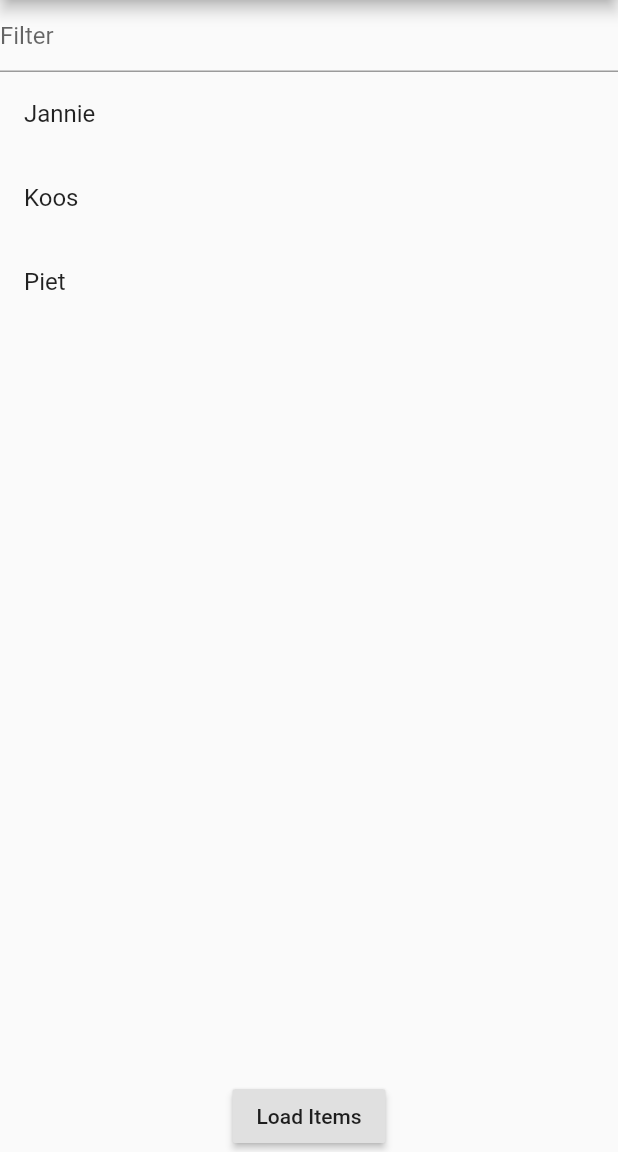
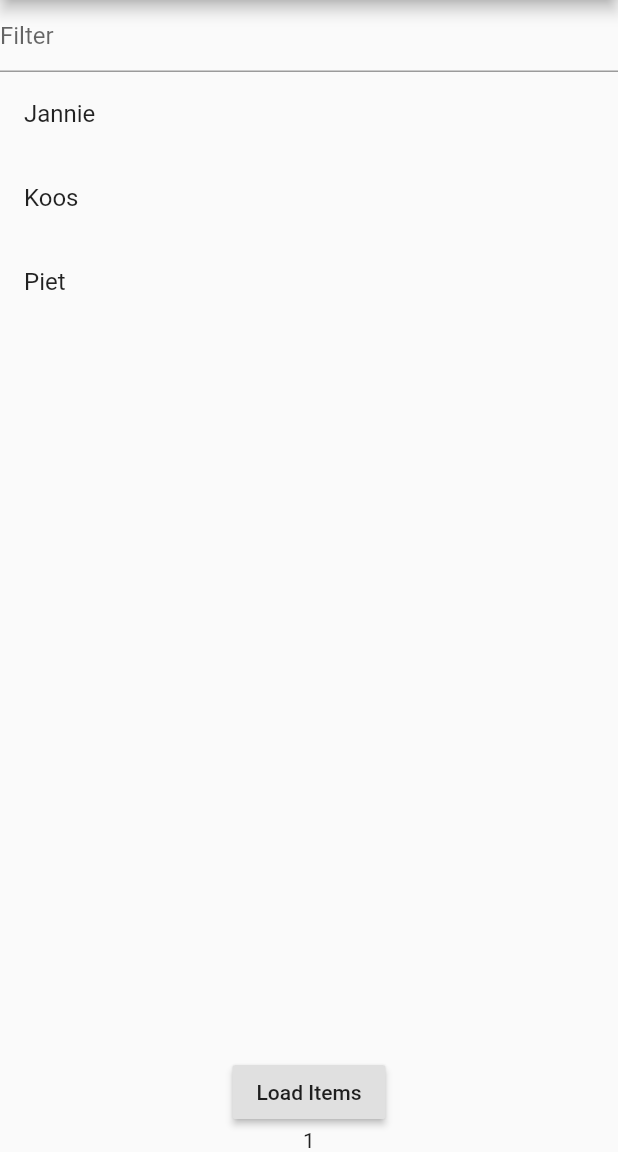
Before and after one commit to V1rus999/NewsApiFlutter, a Flutter app: the screen it shows after launch, after a tap on "Load Items", on a phone screen of 412 x 824 dp, the part 84-1236 px from its top. Run offline on Flutter 3.47's test engine with Material 2 defaults, Android fonts, the phone set to English and light mode, and no system bars; our stand-ins replace flutter_redux, redux.

Commit message:
master - added a counter widget to play around with some functionality. Started looking at using MVVM rather than redux.

```diff
--- a/news_api_flutter/lib/redux/list_reducer.dart
+++ b/news_api_flutter/lib/redux/list_reducer.dart
@@ -3,7 +3,11 @@ import 'package:news_api_flutter/redux/list_actions.dart';
 import 'package:news_api_flutter/data/news_item_model.dart';
 
 ListState listReducer(ListState state, action) {
-  return ListState(items: listItemReducer(state.items, action));
+  var items = listItemReducer(state.items, action);
+  var clicks =  itemClicksReducer(state.clicks, action);
+  return ListState(
+      items: items,
+      clicks: clicks);
 }
 
 List<NewsItem> listItemReducer(List<NewsItem> items, action) {
@@ -18,3 +22,11 @@ List<NewsItem> listItemReducer(List<NewsItem> items, action) {
   }
   return items;
 }
+
+int itemClicksReducer(int count, action) {
+  if (action is GotListDataAction) {
+    return ++count;
+  } else {
+    return count;
+  }
+}
--- a/news_api_flutter/lib/redux/list_state.dart
+++ b/news_api_flutter/lib/redux/list_state.dart
@@ -3,12 +3,15 @@ import 'package:news_api_flutter/data/news_item_model.dart';
 
 class ListState {
   final List<NewsItem> items;
+  final int clicks;
 
-  ListState({@required this.items});
+  ListState({@required this.items, this.clicks});
 
-  ListState copyWith({List<NewsItem> items}) {
-    return ListState(items: items ?? this.items);
+  ListState copyWith({List<NewsItem> items, int clicks}) {
+    return ListState(items: items ?? this.items, clicks: clicks ?? this.clicks);
   }
 
-  ListState.initialState() : items = List.unmodifiable([]);
+  ListState.initialState()
+      : items = List.unmodifiable([]),
+        clicks = 0;
 }
--- a/news_api_flutter/lib/redux/list_viewmodel.dart
+++ b/news_api_flutter/lib/redux/list_viewmodel.dart
@@ -9,9 +9,10 @@ class NewsListViewModel {
   final Function() onLoadComplete;
   final Function(String) onFilterByTag;
   final Function(List<NewsItem> items) onGotData;
+  final int loadsClicked;
 
-  NewsListViewModel(
-      this.items, this.onLoadComplete, this.onFilterByTag, this.onGotData);
+  NewsListViewModel(this.items, this.onLoadComplete, this.onFilterByTag,
+      this.onGotData, this.loadsClicked);
 
   factory NewsListViewModel.create(Store<ListState> store) {
     _onLoadComplete() {
@@ -26,7 +27,7 @@ class NewsListViewModel {
       store.dispatch(GotListDataAction(items));
     }
 
-    return NewsListViewModel(
-        store.state.items, _onLoadComplete, _filterByTag, _gotData);
+    return NewsListViewModel(store.state.items, _onLoadComplete, _filterByTag,
+        _gotData, store.state.clicks);
   }
 }
--- /dev/null
+++ b/news_api_flutter/lib/ui/dynamic_text_widget.dart
@@ -0,0 +1,20 @@
+import 'package:flutter/material.dart';
+import 'package:news_api_flutter/redux/list_viewmodel.dart';
+
+class DynamicTextWidget extends StatefulWidget {
+  final NewsListViewModel model;
+
+  DynamicTextWidget(this.model);
+
+  @override
+  State<StatefulWidget> createState() {
+    return DynamicTextState();
+  }
+}
+
+class DynamicTextState extends State<DynamicTextWidget> {
+  @override
+  Widget build(BuildContext context) {
+    return Text(widget.model.loadsClicked.toString());
+  }
+}
--- a/news_api_flutter/lib/ui/filter_items_widget.dart
+++ b/news_api_flutter/lib/ui/filter_items_widget.dart
@@ -1,6 +1,5 @@
 import 'package:flutter/material.dart';
 import 'package:news_api_flutter/redux/list_viewmodel.dart';
-import 'package:news_api_flutter/ui/news_list_page.dart';
 
 class FilterItemsWidget extends StatefulWidget {
   final NewsListViewModel model;
--- a/news_api_flutter/lib/ui/news_list_page.dart
+++ b/news_api_flutter/lib/ui/news_list_page.dart
@@ -2,12 +2,10 @@ import 'package:flutter/material.dart';
 import 'package:flutter_redux/flutter_redux.dart';
 import 'package:news_api_flutter/redux/list_state.dart';
 import 'package:news_api_flutter/redux/list_viewmodel.dart';
+import 'package:news_api_flutter/ui/dynamic_text_widget.dart';
 import 'package:news_api_flutter/ui/filter_items_widget.dart';
 import 'package:news_api_flutter/ui/item_list_widget.dart';
 import 'package:news_api_flutter/ui/load_items_widget.dart';
-import 'package:news_api_flutter/data/news_item_model.dart';
-import 'package:news_api_flutter/redux/list_actions.dart';
-import 'package:redux/redux.dart';
 
 class NewsListPage extends StatelessWidget {
   @override
@@ -24,7 +22,8 @@ class NewsListPage extends StatelessWidget {
             Expanded(
               child: ItemListWidget(viewModel),
             ),
-            LoadItemsWidget(viewModel)
+            LoadItemsWidget(viewModel),
+            DynamicTextWidget(viewModel)
           ],
         ),
       ),
--- a/news_api_flutter/pubspec.yaml
+++ b/news_api_flutter/pubspec.yaml
@@ -13,6 +13,7 @@ environment:
   sdk: ">=2.0.0-dev.68.0 <3.0.0"
 
 dependencies:
+  scoped_model: '^1.0.1'
   redux: '^3.0.0'
   flutter_redux: '^0.5.3'
   flutter:
```
